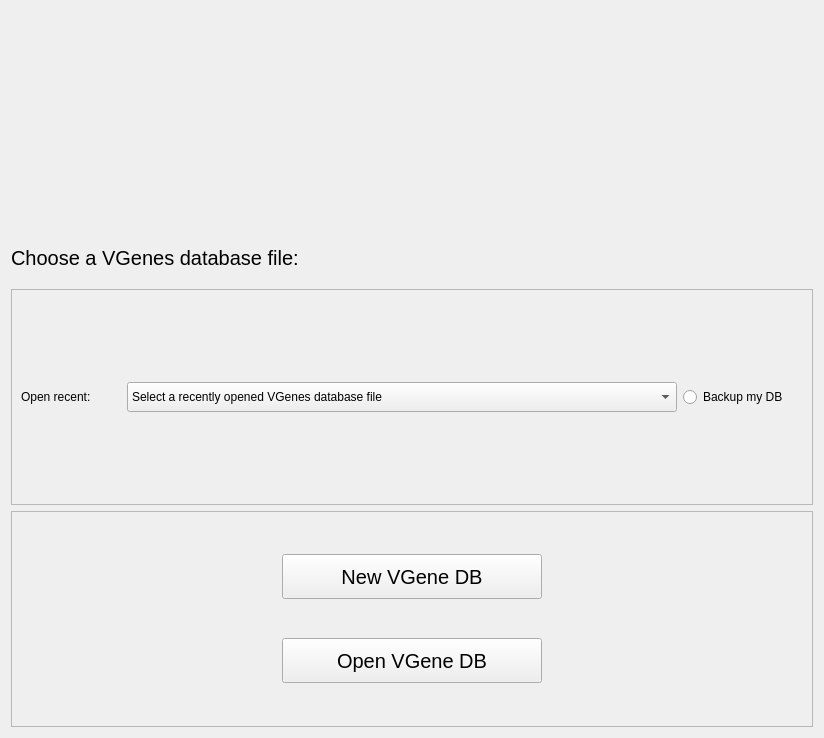
The window that VGenesStartUpDialogue.ui (WilsonImmunologyLab/VGenes) describes before a commit, drawn with Qt 5.
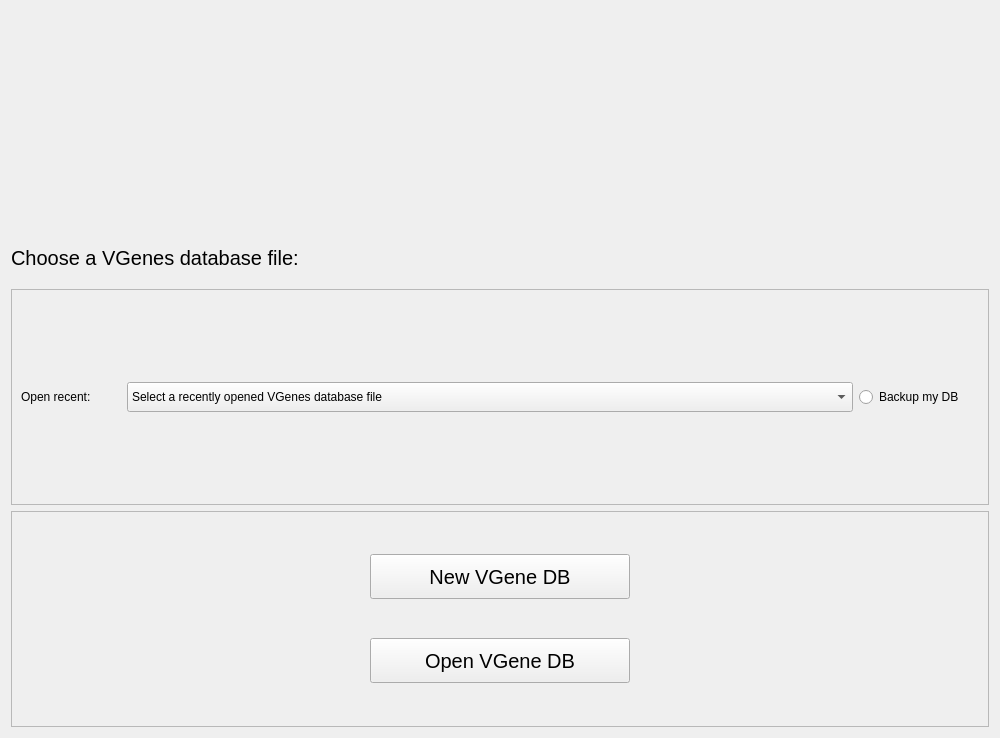
The same window after the commit. Icons and pictures are not drawn.

Commit message: update welcome page

Diff of the .ui file:
```diff
--- a/VGenesStartUpDialogue.ui
+++ b/VGenesStartUpDialogue.ui
@@ -6,13 +6,13 @@
    <rect>
     <x>0</x>
     <y>0</y>
-    <width>824</width>
+    <width>1000</width>
     <height>738</height>
    </rect>
   </property>
   <property name="maximumSize">
    <size>
-    <width>824</width>
+    <width>1200</width>
     <height>738</height>
    </size>
   </property>
@@ -248,7 +248,7 @@
     <widget class="QLabel" name="label_3">
      <property name="maximumSize">
       <size>
-       <width>800</width>
+       <width>1000</width>
        <height>500</height>
       </size>
      </property>
```
The commit also changes 2 other files.
